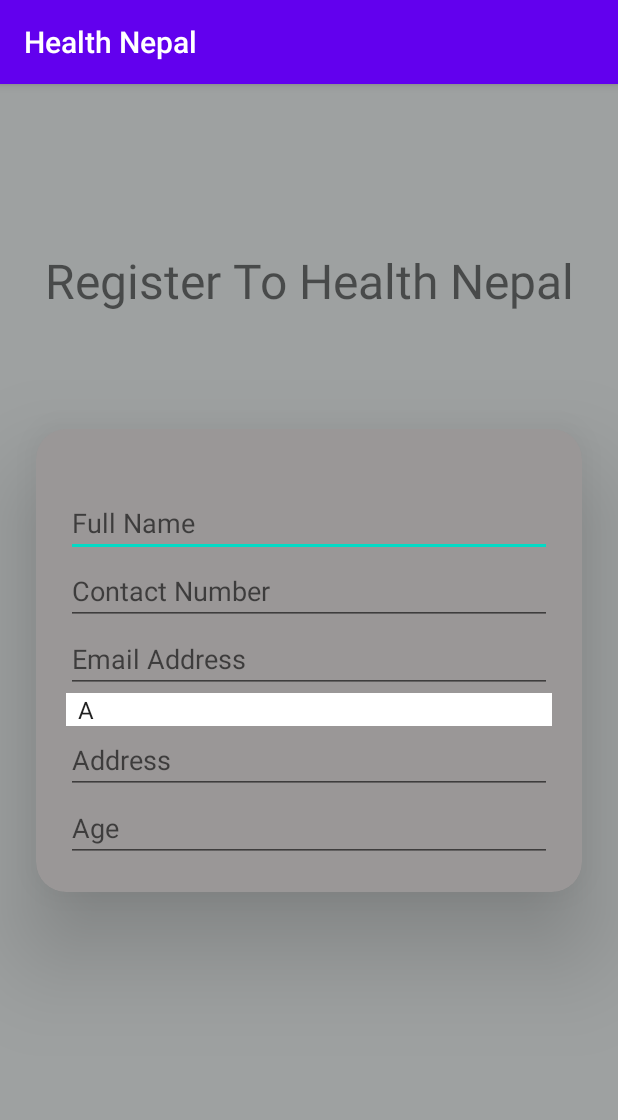
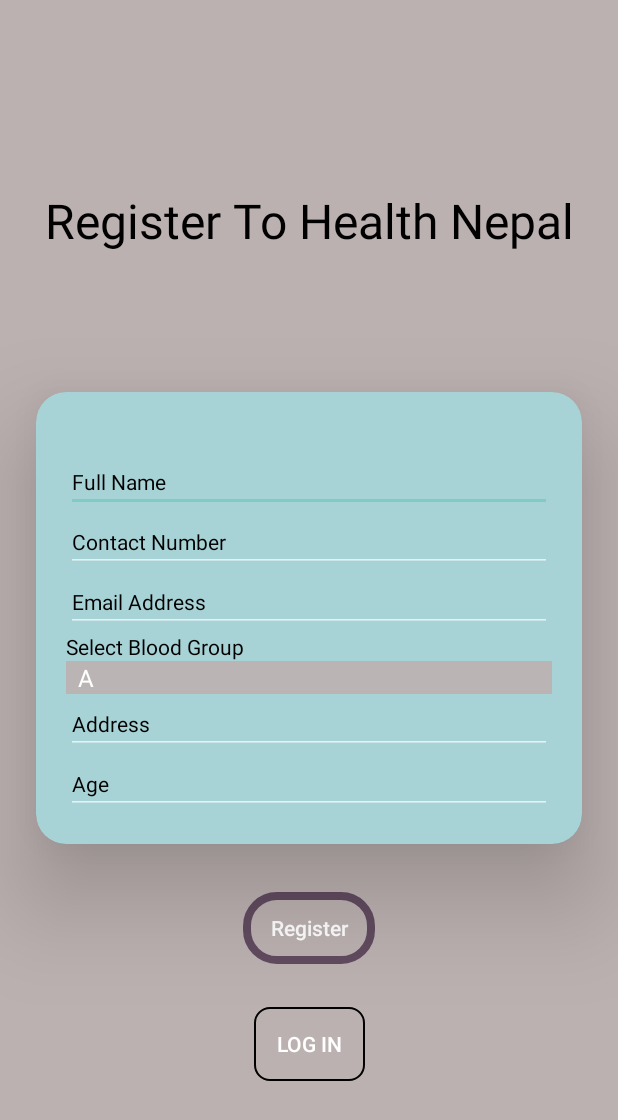
Before and after one commit to parjanya5797/HealthNepal, an Android app: the RegisterActivity screen opened directly, with no data from a screen before it, on a phone screen of 412 x 824 dp. Shown: the top 1120 px of the screen. Run offline under Robolectric (Android 15) with nearby library versions, the phone set to English and light mode, and no system bars.

Commit message:
Added Design Changes

```diff
--- a/app/build.gradle
+++ b/app/build.gradle
@@ -28,6 +28,8 @@ dependencies {
     implementation 'androidx.constraintlayout:constraintlayout:2.0.1'
     implementation 'androidx.cardview:cardview:1.0.0'
     implementation 'androidx.recyclerview:recyclerview:1.1.0'
+    implementation 'com.squareup.retrofit2:retrofit:2.4.0'
+    implementation 'com.squareup.retrofit2:converter-gson:2.4.0'
     testImplementation 'junit:junit:4.12'
     androidTestImplementation 'androidx.test.ext:junit:1.1.2'
     androidTestImplementation 'androidx.test.espresso:espresso-core:3.3.0'
--- a/app/src/main/java/com/example/healthnepal/RegisterActivity.java
+++ b/app/src/main/java/com/example/healthnepal/RegisterActivity.java
@@ -2,15 +2,17 @@ package com.example.healthnepal;
 
 import androidx.appcompat.app.AppCompatActivity;
 
+import android.content.Intent;
 import android.os.Bundle;
 import android.view.View;
 import android.widget.AdapterView;
 import android.widget.ArrayAdapter;
+import android.widget.Button;
 import android.widget.Spinner;
 import android.widget.Toast;
 
 public class RegisterActivity extends AppCompatActivity implements AdapterView.OnItemSelectedListener {
-
+    Button login_button;
     String[] blood_group = {"A","A+","A-","B+","B-","O+","0-","AB+","AB-"};
     @Override
     protected void onCreate(Bundle savedInstanceState) {
@@ -21,6 +23,15 @@ public class RegisterActivity extends AppCompatActivity implements AdapterView.O
         ArrayAdapter spinBGroup = new ArrayAdapter<String>(this,android.R.layout.simple_spinner_item,blood_group);
         spinBGroup.setDropDownViewResource(android.R.layout.simple_spinner_dropdown_item);
         spin.setAdapter(spinBGroup);
+
+        login_button = (Button) findViewById(R.id.login_button1);
+        login_button.setOnClickListener(new View.OnClickListener() {
+            @Override
+            public void onClick(View v) {
+                Intent intent = new Intent(RegisterActivity.this,LoginActivity.class);
+                startActivity(intent);
+            }
+        });
 
     }
 
--- /dev/null
+++ b/app/src/main/res/drawable/login_drawable.xml
@@ -0,0 +1,6 @@
+<?xml version="1.0" encoding="utf-8"?>
+<shape android:shape="rectangle" xmlns:android="http://schemas.android.com/apk/res/android">
+<corners android:radius="20dp"></corners>
+    <stroke android:width="3dp"/>
+
+</shape>
--- /dev/null
+++ b/app/src/main/res/drawable/register_login_submit.xml
@@ -0,0 +1,5 @@
+<?xml version="1.0" encoding="utf-8"?>
+<shape xmlns:android="http://schemas.android.com/apk/res/android">
+<corners android:radius="10dp"></corners>
+    <stroke android:width="1dp"></stroke>
+</shape>
--- /dev/null
+++ b/app/src/main/res/drawable/register_submit.xml
@@ -0,0 +1,5 @@
+<?xml version="1.0" encoding="utf-8"?>
+<shape android:shape="rectangle" xmlns:android="http://schemas.android.com/apk/res/android">
+   <corners android:radius="20dp"> </corners>
+    <stroke android:width="5dp" android:color="@color/red"/>
+</shape>
--- a/app/src/main/res/layout/activity_register.xml
+++ b/app/src/main/res/layout/activity_register.xml
@@ -4,19 +4,19 @@
     xmlns:tools="http://schemas.android.com/tools"
     android:layout_width="match_parent"
     android:layout_height="match_parent"
-    tools:context=".RegisterActivity"
-    android:background="#9EA1A1"
-    >
+    android:background="#BCB1B1"
+    tools:context=".RegisterActivity">
 
     <TextView
         android:id="@+id/register_1"
+        style="@style/textStyle"
         android:layout_width="wrap_content"
         android:layout_height="wrap_content"
         android:layout_marginTop="32dp"
+        android:elevation="50dp"
         android:gravity="center_horizontal"
         android:text="@string/register_title"
         android:textSize="32dp"
-        android:elevation="50dp"
         app:layout_constraintBottom_toTopOf="@+id/cardView"
         app:layout_constraintEnd_toEndOf="@+id/cardView"
         app:layout_constraintStart_toStartOf="@+id/cardView"
@@ -34,6 +34,7 @@
         android:layout_marginEnd="24dp"
         android:layout_marginRight="24dp"
         android:layout_marginBottom="8dp"
+        app:cardBackgroundColor="#A7D2D6"
         app:layout_constraintBottom_toBottomOf="parent"
         app:layout_constraintEnd_toEndOf="parent"
         app:layout_constraintHorizontal_bias="0.5"
@@ -46,11 +47,11 @@
             android:orientation="vertical"
             android:paddingLeft="20dp"
             android:paddingRight="20dp"
-            android:paddingBottom="20dp"
-            >
+            android:paddingBottom="20dp">
 
             <EditText
                 android:id="@+id/full_name"
+                style="@style/textStyle"
                 android:layout_width="match_parent"
                 android:layout_height="wrap_content"
                 android:layout_marginTop="40dp"
@@ -59,6 +60,7 @@
 
             <EditText
                 android:id="@+id/contact_no"
+                style="@style/textStyle"
                 android:layout_width="match_parent"
                 android:layout_height="wrap_content"
                 android:hint="Contact Number "
@@ -66,21 +68,32 @@
 
             <EditText
                 android:id="@+id/register_email"
+                style="@style/textStyle"
                 android:layout_width="match_parent"
                 android:layout_height="wrap_content"
                 android:hint="Email Address"
                 android:inputType="textEmailAddress" />
+
+            <TextView
+                style="@style/textStyle"
+                android:layout_width="match_parent"
+                android:layout_height="match_parent"
+                android:text="Select Blood Group" />
 
             <Spinner
                 android:id="@+id/blood_group"
                 style="@style/spinnerStyle"
                 android:layout_width="match_parent"
                 android:layout_height="wrap_content"
+                android:background="#BAB4B4"
                 android:hint="Blood Group"
-                android:inputType="text" />
+                android:inputType="text"
+                android:prompt="@string/bloodGroupPrompt"
+                android:spinnerMode="dialog" />
 
             <EditText
                 android:id="@+id/address"
+                style="@style/textStyle"
                 android:layout_width="match_parent"
                 android:layout_height="wrap_content"
                 android:hint="Address"
@@ -88,6 +101,7 @@
 
             <EditText
                 android:id="@+id/age"
+                style="@style/textStyle"
                 android:layout_width="match_parent"
                 android:layout_height="wrap_content"
                 android:hint="Age"
@@ -95,5 +109,33 @@
         </LinearLayout>
     </androidx.cardview.widget.CardView>
 
+    <Button
+        android:id="@+id/button2"
+        android:layout_width="wrap_content"
+        android:layout_height="wrap_content"
+        android:layout_marginTop="32dp"
+        android:background="@drawable/register_submit"
+        android:elevation="10dp"
+        android:text="Register"
+        android:textAppearance="@style/TextAppearance.AppCompat.Body2"
+        app:layout_constraintEnd_toEndOf="parent"
+        app:layout_constraintHorizontal_bias="0.5"
+        app:layout_constraintStart_toStartOf="parent"
+        app:layout_constraintTop_toBottomOf="@+id/cardView" />
+
+    <Button
+        android:id="@+id/login_button1"
+        android:layout_width="74dp"
+        android:layout_height="49dp"
+        android:background="@drawable/register_login_submit"
+        android:padding="10dp"
+        android:text="Log In"
+        app:layout_constraintBottom_toBottomOf="parent"
+        app:layout_constraintEnd_toEndOf="@+id/cardView"
+        app:layout_constraintHorizontal_bias="0.502"
+        app:layout_constraintStart_toStartOf="@+id/cardView"
+        app:layout_constraintTop_toBottomOf="@+id/button2"
+        app:layout_constraintVertical_bias="0.218" />
+
 
 </androidx.constraintlayout.widget.ConstraintLayout>
--- a/app/src/main/res/values/colors.xml
+++ b/app/src/main/res/values/colors.xml
@@ -3,6 +3,6 @@
     <color name="colorPrimary">#6200EE</color>
     <color name="colorPrimaryDark">#3700B3</color>
     <color name="colorAccent">#03DAC5</color>
-
+    <color name="red">#CC4C324C</color>
     <color name="white">#E1E0E0</color>
 </resources>
--- a/app/src/main/res/values/strings.xml
+++ b/app/src/main/res/values/strings.xml
@@ -11,4 +11,7 @@
         <item> AB RhD positive (AB+)</item>
         <item>AB RhD negative (AB-)</item>
     </string-array>
+    <string name="bloodGroupPrompt">
+        Choose Blood Group
+    </string>
 </resources>
--- a/app/src/main/res/values/styles.xml
+++ b/app/src/main/res/values/styles.xml
@@ -29,11 +29,16 @@
         <item name="android:layout_marginBottom">24dp</item>
         <item name="cardCornerRadius">20dp</item>
         <item name="cardElevation">40dp</item>
-        <item name="cardBackgroundColor">#9A9797</item>
+        <item name="cardBackgroundColor">#A7D2D6</item>
     </style>
     <style name="spinnerStyle">
         <item name="android:background">#fff</item>
 
     </style>
+    <style name="textStyle">
+        <item name="android:textAppearance">@style/TextAppearance.AppCompat.Small</item>
+        <item name="android:textColorHint">#000</item>
+        <item name="android:textColor">#000</item>
+    </style>
 
 </resources>
```
Also changed, not shown: app/src/main/AndroidManifest.xml (+5 -3 lines), app/src/main/java/com/example/healthnepal/DashboardActivity.java (added, +64 -0 lines), app/src/main/java/com/example/healthnepal/JsonPlaceHolderApi.java (added, +12 -0 lines), app/src/main/java/com/example/healthnepal/LoginActivity.java (+47 -2 lines), app/src/main/java/com/example/healthnepal/Post.java (added, +31 -0 lines), app/src/main/java/com/example/healthnepal/TestActivity.java (deleted, +0 -14 lines), app/src/main/res/layout/activity_dashboard.xml (added, +24 -0 lines), app/src/main/res/layout/activity_login.xml (+16 -9 lines), app/src/main/res/layout/activity_test.xml (deleted, +0 -31 lines).
